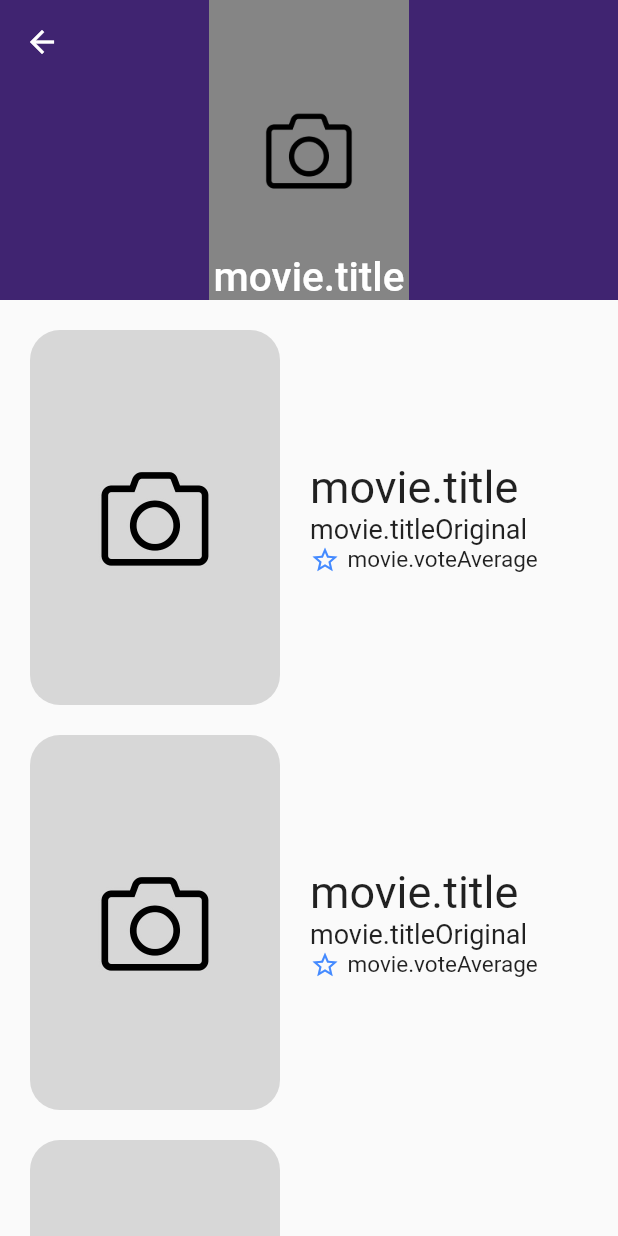
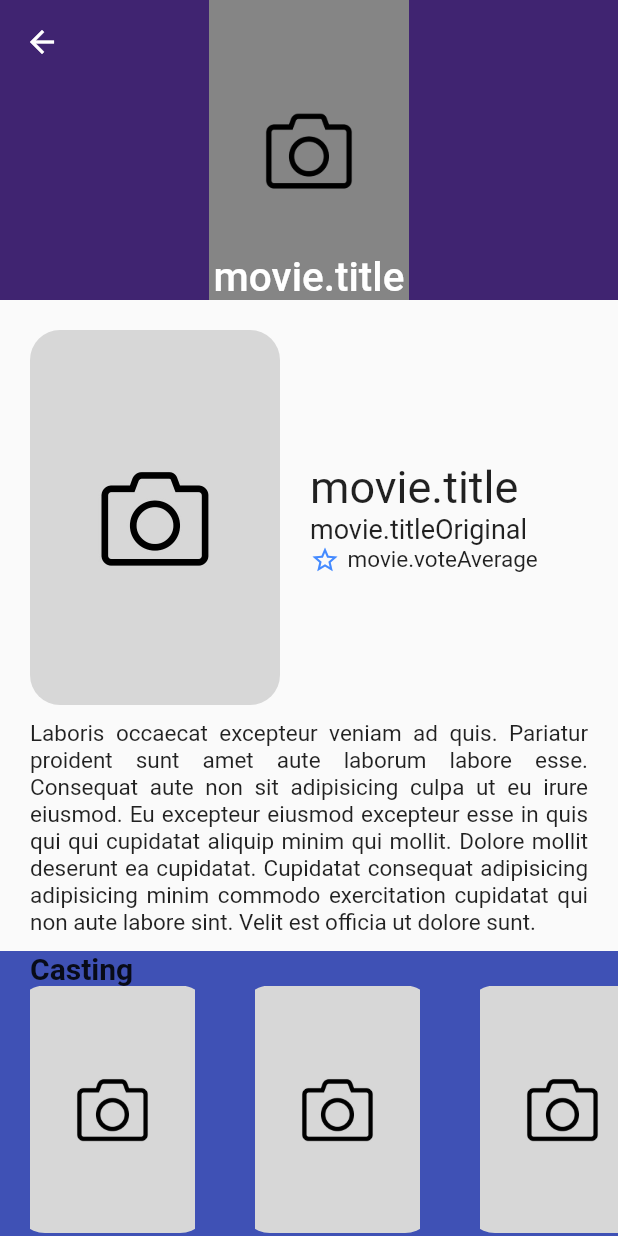
Before and after one commit to iram-t/projecto_unidad1_peliculas, a Flutter app: the DetailScreen screen opened by its route, on a phone screen of 412 x 824 dp. Run offline on Flutter 3.47's test engine with Material 2 defaults, Android fonts, the phone set to English and light mode, and no system bars; our stand-ins replace card_swiper; network calls fail.

Commit message:
Overview and CastingSlider

```diff
--- a/lib/screens/details_screen.dart
+++ b/lib/screens/details_screen.dart
@@ -1,4 +1,6 @@
 import 'package:flutter/material.dart';
+import 'package:flutter/widgets.dart';
+import 'package:projecto_unidad1/widgets/casting_slider.dart';
 
 class DetailScreen extends StatelessWidget {
   const DetailScreen({super.key});
@@ -16,8 +18,8 @@ class DetailScreen extends StatelessWidget {
               delegate: SliverChildListDelegate(
             [
               _PosterAndTitle(),
-              _PosterAndTitle(),
-              _PosterAndTitle(),
+              _OverView(),
+              CastingSlider(),
             ],
           ))
         ],
@@ -120,3 +122,19 @@ class _PosterAndTitle extends StatelessWidget {
     );
   }
 }
+
+class _OverView extends StatelessWidget {
+  const _OverView({super.key});
+
+  @override
+  Widget build(BuildContext context) {
+    return Container(
+      padding: EdgeInsets.symmetric(horizontal: 20, vertical: 10),
+      child: Text(
+        'Laboris occaecat excepteur veniam ad quis. Pariatur proident sunt amet aute laborum labore esse. Consequat aute non sit adipisicing culpa ut eu irure eiusmod. Eu excepteur eiusmod excepteur esse in quis qui qui cupidatat aliquip minim qui mollit. Dolore mollit deserunt ea cupidatat. Cupidatat consequat adipisicing adipisicing minim commodo exercitation cupidatat qui non aute labore sint. Velit est officia ut dolore sunt.',
+        textAlign: TextAlign.justify,
+        style: TextStyle(fontSize: 15),
+      ),
+    );
+  }
+}
--- /dev/null
+++ b/lib/widgets/casting_slider.dart
@@ -0,0 +1,72 @@
+import 'package:flutter/material.dart';
+
+class CastingSlider extends StatelessWidget {
+  const CastingSlider({super.key});
+
+  @override
+  Widget build(BuildContext context) {
+    final size = MediaQuery.of(context).size;
+    return Container(
+      width: double.infinity,
+      height: size.height * 0.30,
+      color: Colors.indigo,
+      child: Column(crossAxisAlignment: CrossAxisAlignment.start, children: [
+        const Padding(
+          padding: EdgeInsets.symmetric(
+            horizontal: 20,
+          ),
+          child: Text(
+            'Casting',
+            style: TextStyle(
+              fontSize: 20,
+              fontWeight: FontWeight.bold,
+            ),
+          ),
+        ),
+        Expanded(
+          child: ListView.builder(
+            scrollDirection: Axis.horizontal,
+            itemCount: 20,
+            itemBuilder: (_, int index) => const _CastingPhoto(),
+          ),
+        )
+      ]),
+    );
+  }
+}
+
+class _CastingPhoto extends StatelessWidget {
+  const _CastingPhoto({super.key});
+
+  @override
+  Widget build(BuildContext context) {
+    return Container(
+      width: 130,
+      height: 210,
+      margin: const EdgeInsets.symmetric(horizontal: 10),
+      child: Column(
+        children: [
+          GestureDetector(
+            onTap: () => Navigator.pushNamed(context, 'details', arguments: ''),
+            child: ClipRRect(
+              borderRadius: BorderRadius.circular(20),
+              child: FadeInImage(
+                placeholder: AssetImage('assets/imagen.jpg'),
+                image: AssetImage('assets/imagen.jpg'),
+                width: 130,
+                height: 165,
+              ),
+            ),
+          ),
+          const SizedBox(height: 5),
+          const Text(
+            'actor.name',
+            maxLines: 3,
+            overflow: TextOverflow.ellipsis,
+            textAlign: TextAlign.center,
+          )
+        ],
+      ),
+    );
+  }
+}
--- a/lib/widgets/widgets.dart
+++ b/lib/widgets/widgets.dart
@@ -1,2 +1,3 @@
 export 'package:projecto_unidad1/widgets/card_swiper.dart';
 export 'package:projecto_unidad1/widgets/movie_slider.dart';
+export 'package:projecto_unidad1/widgets/casting_slider.dart';
```
